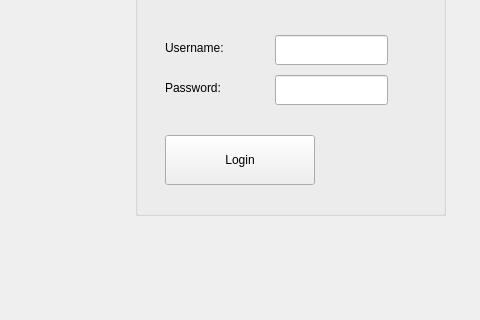
Qt form QT Project/loginwindow.ui (AaronGeesink/CS1D-Basketball-Project) before a commit; both pictures show x 310 to 790 and y 280 to 600 of the 1201 by 721 pixel window.
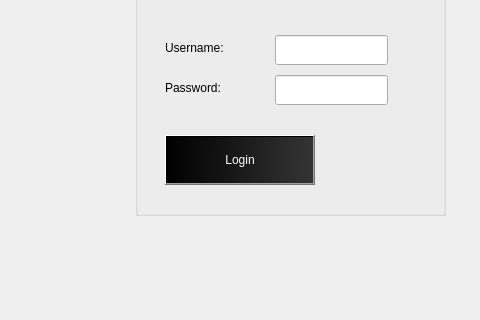
The same form after that commit.

What changed in the file:
```diff
--- a/QT Project/loginwindow.ui
+++ b/QT Project/loginwindow.ui
@@ -64,6 +64,10 @@
       <height>50</height>
      </size>
     </property>
+    <property name="styleSheet">
+     <string notr="true">color: rgb(255, 255, 255);
+background-color:qlineargradient(spread:pad, x1:0, y1:0.506, x2:1, y2:0.511045, stop:0 rgba(0, 0, 0, 255), stop:1 rgba(52, 52, 52, 255))</string>
+    </property>
     <property name="text">
      <string>Login</string>
     </property>
```
